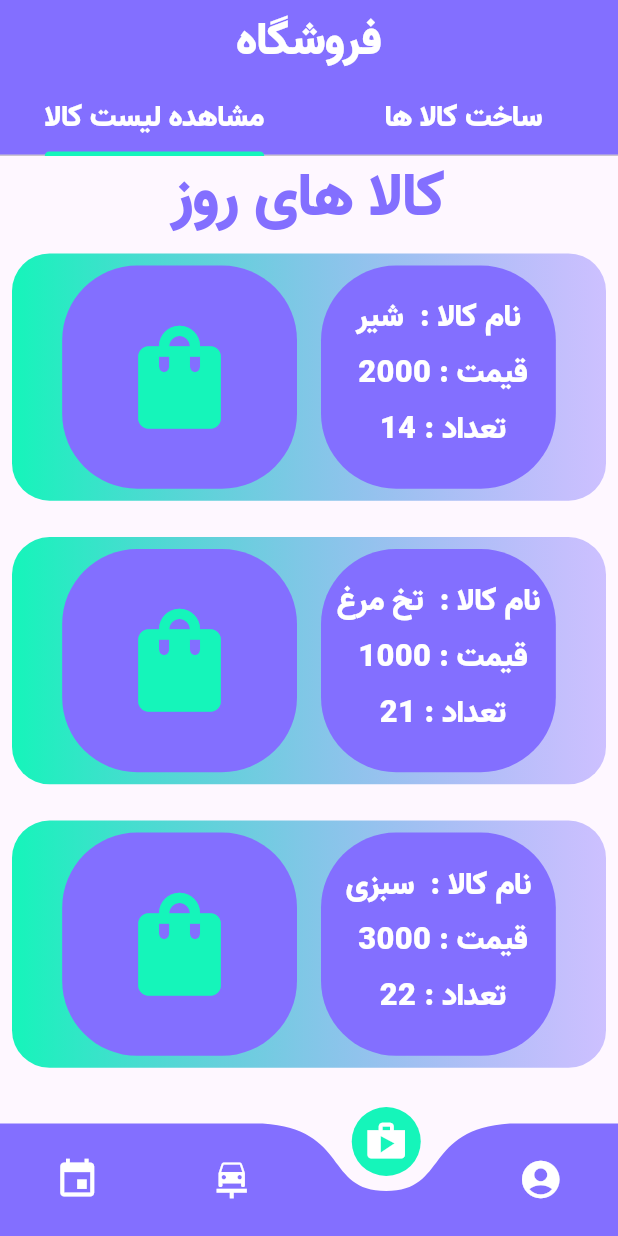
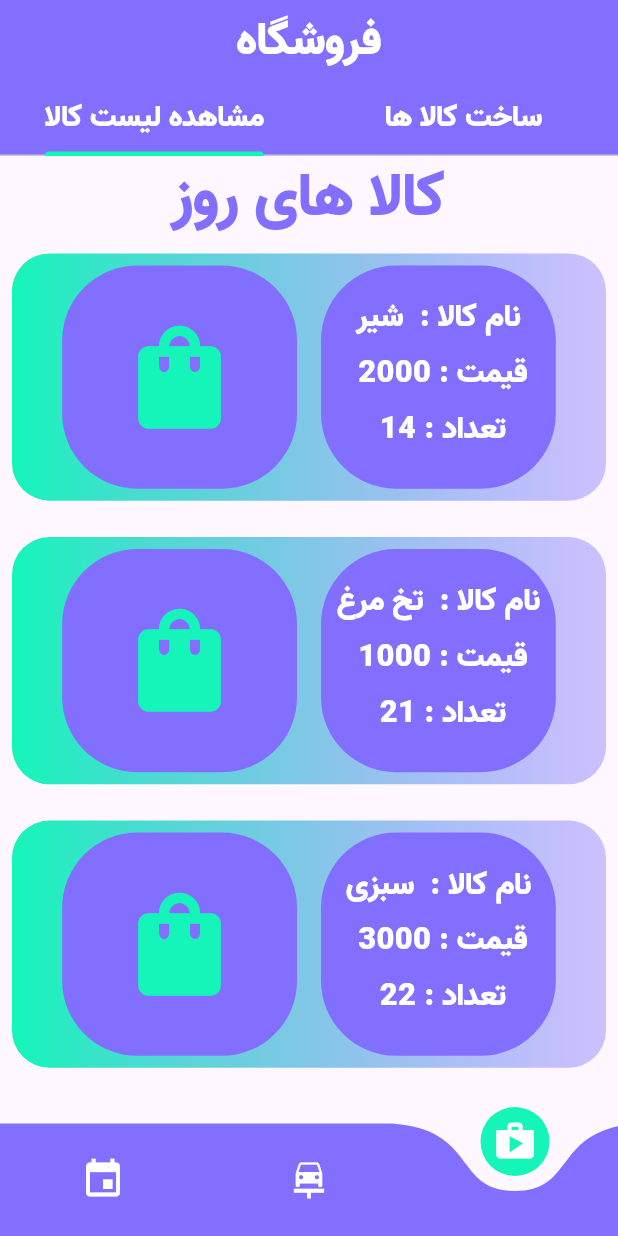
Before and after one commit to mohamad-javad-jokar-sarhangi/7-Farvardin-FrontEnd, a Flutter app: the Home screen opened directly, item 3 of the bottom bar chosen, on a phone screen of 412 x 824 dp. Run offline on Flutter 3.47's test engine with Material 3 defaults, Android fonts, the phone set to English and light mode, and no system bars; drawn by our look-alikes of curved_navigation_bar; our stand-ins replace flutter_bloc, lottie, quickalert, shared_preferences; accounts and stored records are empty.

```diff
--- a/analysis_options.yaml
+++ b/analysis_options.yaml
@@ -24,6 +24,7 @@ analyzer:
     unused_element: ignore
     use_build_context_synchronously: ignore
     constant_identifier_names: ignore
+    unnecessary_nullable_for_final_variable_declarations: ignore
 include: package:flutter_lints/flutter.yaml
 
 linter:
--- a/lib/presentation/blocs/users/user_event.dart
+++ b/lib/presentation/blocs/users/user_event.dart
@@ -15,3 +15,11 @@ class SendPhoneNumberEvent extends UserEvent {
 
   SendPhoneNumberEvent(this.phoneNumber);
 }
+
+// api login by usernam password
+class LoginUserEvent extends UserEvent {
+  final String username;
+  final String password;
+
+  LoginUserEvent(this.username, this.password);
+}
--- a/lib/presentation/blocs/users/user_state.dart
+++ b/lib/presentation/blocs/users/user_state.dart
@@ -20,3 +20,15 @@ class SendPhoneNumberFailure extends UserState {
 }
 
 class SendPhoneNumberSuccessful extends UserState {}
+
+
+// api login by usernam password
+class LoginLoading extends UserState {}
+
+class LoginSuccessful extends UserState {}
+
+class LoginFailed extends UserState {
+  final String error;
+
+  LoginFailed({required this.error});
+}
--- a/lib/presentation/pages/home.dart
+++ b/lib/presentation/pages/home.dart
@@ -17,12 +17,11 @@ class Home extends StatefulWidget {
 }
 
 class _HomeState extends State<Home> {
-  int index = 3;
+  int index = 1;
   final screen = [
     EventPage(),
     CarPage(),
     ShopPage(),
-    Profile(),
   ];
   @override
   Widget build(BuildContext context) {
@@ -37,7 +36,6 @@ class _HomeState extends State<Home> {
             Icon(Icons.event, color: DataColor.textColor, size: 30,),
             Icon(Icons.car_repair, color: DataColor.textColor,size: 30),
             Icon(Icons.shop, color: DataColor.textColor,size: 30),
-            Icon(Icons.account_circle, color: DataColor.textColor,size: 30),
         ],
         onTap: (index) => setState(() => this.index = index),
   ),
--- a/lib/presentation/pages/register/waiting_page.dart
+++ b/lib/presentation/pages/register/waiting_page.dart
@@ -6,6 +6,7 @@ import 'package:myfront/presentation/blocs/users/user_bloc.dart';
 import 'package:myfront/presentation/blocs/users/user_event.dart';
 import 'package:myfront/presentation/blocs/users/user_state.dart';
 import 'package:myfront/presentation/pages/home.dart';
+import 'package:myfront/presentation/pages/register/login.dart';
 import 'package:myfront/presentation/widgets/gemini_button.dart';
 import 'package:myfront/presentation/widgets/vtext.dart';
 import 'package:shared_preferences/shared_preferences.dart';
@@ -45,7 +46,7 @@ class _WaitingPageState extends State<WaitingPage> {
             // در صورت موفقیت، انتقال به صفحه اصلی
             Navigator.pushReplacement(
               context,
-              MaterialPageRoute(builder: (context) => const Home()),
+              MaterialPageRoute(builder: (context) => const Login(fromWaitingPage: true)),
             );
           } else if (state is SendPhoneNumberFailure) {
             // نمایش پیام خطا
@@ -55,7 +56,7 @@ class _WaitingPageState extends State<WaitingPage> {
           }
         },
         child: Column(
-          mainAxisAlignment: MainAxisAlignment.start,
+          mainAxisAlignment: MainAxisAlignment.center,
           children: [
             SizedBox(
               width: screen_width * 0.8,
--- a/pubspec.yaml
+++ b/pubspec.yaml
@@ -42,6 +42,7 @@ dependencies:
   curved_navigation_bar: ^1.0.6
   lottie: ^3.1.3
   shared_preferences: ^2.5.3
+  quickalert: ^1.1.0
 
 dev_dependencies:
   flutter_test:
```
Also changed, not shown: lib/data/repositories/user_repository.dart (+24 -0 lines), lib/presentation/blocs/users/user_bloc.dart (+21 -0 lines), lib/presentation/pages/register/login.dart (+83 -18 lines), pubspec.lock.
